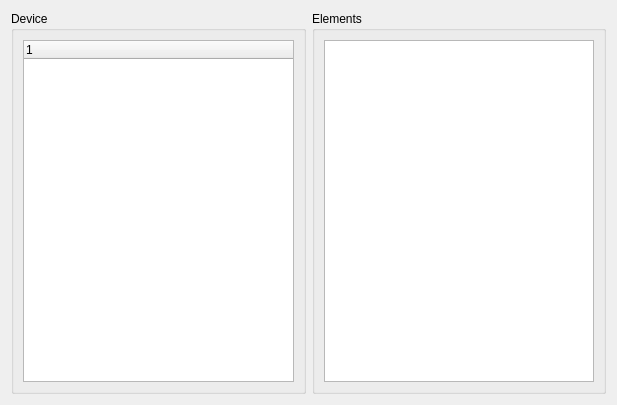
The window that btday/deviceui.ui (notmikeb/workspace) describes before a commit, drawn with Qt 5.
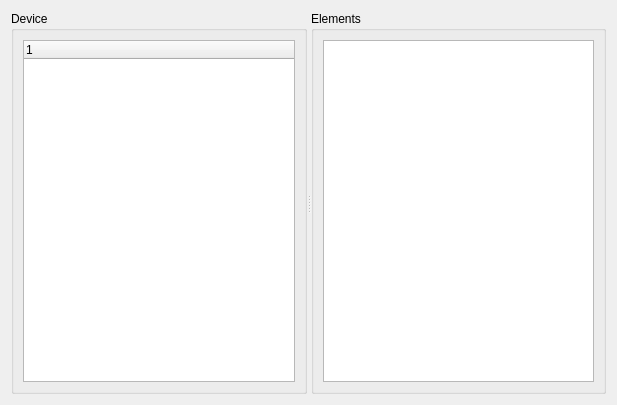
The same window after the commit.

What changed in the file:
```diff
--- a/btday/deviceui.ui
+++ b/btday/deviceui.ui
@@ -13,10 +13,12 @@
   <property name="windowTitle">
    <string>Form</string>
   </property>
-  <layout class="QHBoxLayout" name="horizontalLayout_2">
-   <item>
     <layout class="QHBoxLayout" name="horizontalLayout">
      <item>
+    <widget class="QSplitter" name="splitter">
+     <property name="orientation">
+      <enum>Qt::Horizontal</enum>
+     </property>
       <widget class="QGroupBox" name="groupBox">
        <property name="title">
         <string>Device</string>
@@ -33,10 +35,6 @@
         </item>
        </layout>
       </widget>
-     </item>
-    </layout>
-   </item>
-   <item>
     <widget class="QGroupBox" name="gbData">
      <property name="title">
       <string>Elements</string>
@@ -46,6 +44,7 @@
        <widget class="QTableWidget" name="tbl"/>
       </item>
      </layout>
+     </widget>
     </widget>
    </item>
   </layout>
```
Lines whose indentation alone changed are shown as unchanged.
